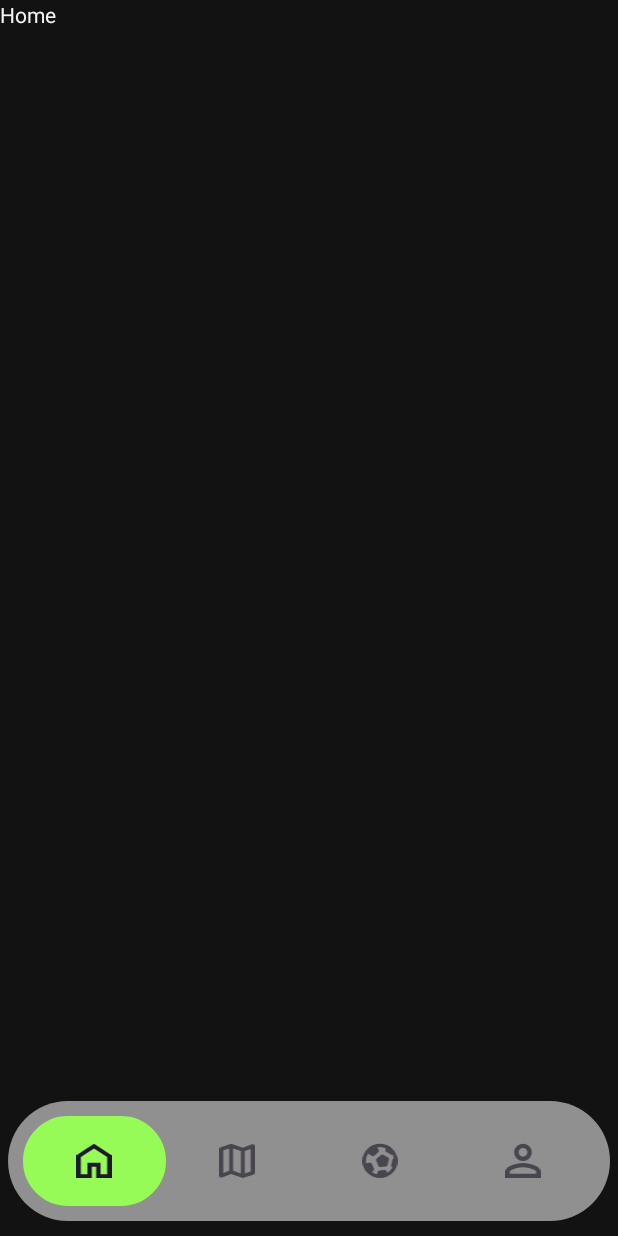
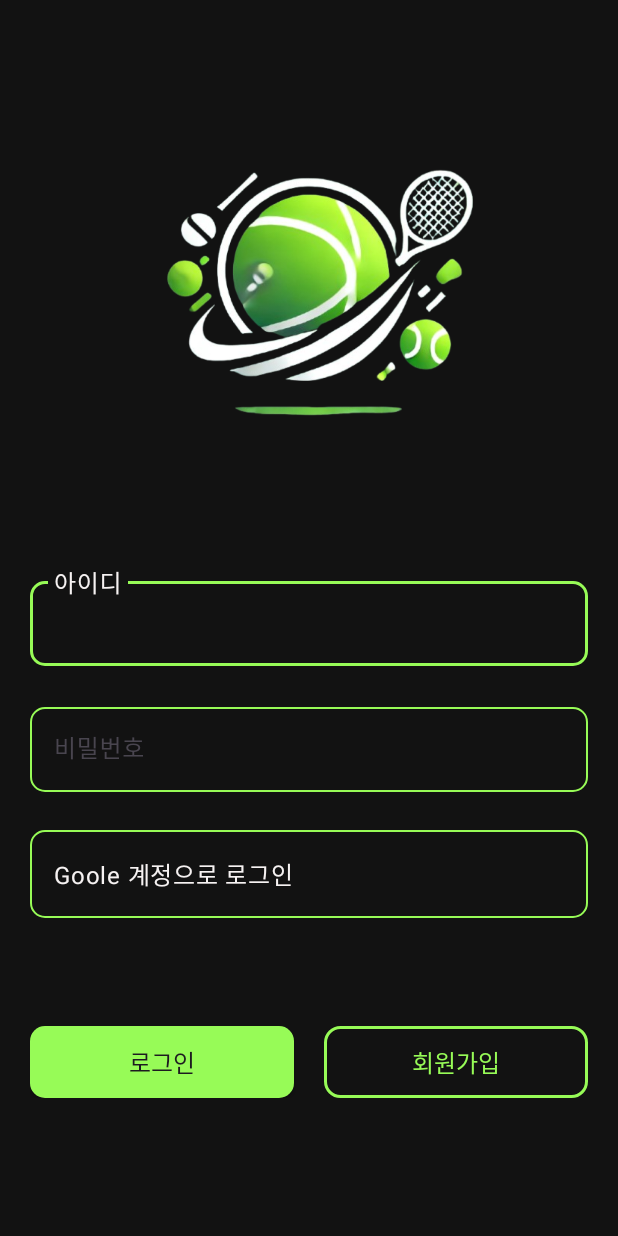
Before and after one commit to dunblx05/RentalFit, an Android app: the screen it shows after launch (MainActivity before the commit, LoginActivity after it), on a phone screen of 412 x 824 dp. Run offline under Robolectric (Android 15) with nearby library versions, the phone set to English and light mode, and no system bars.

Commit message:
Add UI Login

```diff
--- a/RentalFit/app/src/main/AndroidManifest.xml
+++ b/RentalFit/app/src/main/AndroidManifest.xml
@@ -37,22 +37,16 @@
         <activity
             android:name=".activity.LoginActivity"
             android:exported="true">
-<!--            <intent-filter>-->
-<!--                <action android:name="android.intent.action.MAIN" />-->
+            <intent-filter>
+                <action android:name="android.intent.action.MAIN" />
 
-<!--                <category android:name="android.intent.category.LAUNCHER" />-->
-<!--            </intent-filter>-->
+                <category android:name="android.intent.category.LAUNCHER" />
+            </intent-filter>
         </activity>
 
         <activity
             android:name=".activity.MainActivity"
             android:exported="true">
-            <intent-filter>
-                <action android:name="android.intent.action.MAIN" />
-
-                <category android:name="android.intent.category.LAUNCHER" />
-            </intent-filter>
-
         </activity>
     </application>
 
--- a/RentalFit/app/src/main/java/com/ssafy/rentalfit/activity/LoginActivity.kt
+++ b/RentalFit/app/src/main/java/com/ssafy/rentalfit/activity/LoginActivity.kt
@@ -1,12 +1,49 @@
 package com.ssafy.rentalfit.activity
 
 import android.os.Bundle
+import androidx.fragment.app.Fragment
+import com.ssafy.rentalfit.R
 import com.ssafy.rentalfit.base.BaseActivity
 import com.ssafy.rentalfit.databinding.ActivityLoginBinding
+import com.ssafy.rentalfit.ui.login.LoginFragment
 
 class LoginActivity: BaseActivity<ActivityLoginBinding>(ActivityLoginBinding::inflate) {
 
     override fun onCreate(savedInstanceState: Bundle?) {
         super.onCreate(savedInstanceState)
+
+        // LoginFragment 처음에 표시. 추후 로그인 되어있는지 아닌지로 파악. 관통 network_starter 확인.
+        if(savedInstanceState == null) {
+
+            supportFragmentManager
+                .beginTransaction()
+                .replace(R.id.containerLogin, LoginFragment())
+                .addToBackStack(null)
+                .commit()
+        }
+    }
+
+
+    fun changeFragmentLogin(name: String) {
+
+        val transaction = supportFragmentManager.beginTransaction()
+
+        var goto: Fragment = LoginFragment()
+
+        when(name) {
+
+            // 로그인
+            "Login" -> {
+                goto = LoginFragment()
+            }
+
+            // 회원가입
+            "Join" -> {
+
+            }
+        }
+
+        transaction.replace(R.id.containerLogin, goto)
+        transaction.commit()
     }
 }
--- /dev/null
+++ b/RentalFit/app/src/main/java/com/ssafy/rentalfit/ui/login/LoginFragment.kt
@@ -0,0 +1,49 @@
+package com.ssafy.rentalfit.ui.login
+
+import android.content.Context
+import android.content.Intent
+import android.os.Bundle
+import android.view.View
+import com.ssafy.rentalfit.R
+import com.ssafy.rentalfit.activity.LoginActivity
+import com.ssafy.rentalfit.activity.MainActivity
+import com.ssafy.rentalfit.base.BaseFragment
+import com.ssafy.rentalfit.databinding.FragmentLoginBinding
+
+class LoginFragment: BaseFragment<FragmentLoginBinding>(FragmentLoginBinding::bind, R.layout.fragment_login) {
+
+    private lateinit var loginActivity: LoginActivity
+
+    override fun onAttach(context: Context) {
+        super.onAttach(context)
+        loginActivity = context as LoginActivity
+    }
+
+    override fun onViewCreated(view: View, savedInstanceState: Bundle?) {
+        super.onViewCreated(view, savedInstanceState)
+
+        settingEvent()
+    }
+
+    // 이벤트 설정
+    private fun settingEvent() {
+
+        binding.apply {
+
+            // 로그인 버튼을 누른다면.
+            buttonLoginLogin.setOnClickListener {
+
+                val intent = Intent(loginActivity, MainActivity::class.java)
+                startActivity(intent)
+                loginActivity.finish()
+            }
+
+            // 회원가입 버튼을 누른다면.
+            buttonLoginJoin.setOnClickListener {
+
+                loginActivity.changeFragmentLogin("Join")
+            }
+        }
+    }
+
+}
--- /dev/null
+++ b/RentalFit/app/src/main/res/drawable/button_join.xml
@@ -0,0 +1,6 @@
+<?xml version="1.0" encoding="utf-8"?>
+<shape xmlns:android="http://schemas.android.com/apk/res/android"
+    android:shape="rectangle">
+    <stroke android:color="@color/neon_main" android:width="2dp"/>
+    <corners android:radius="10dp" />
+</shape>
--- /dev/null
+++ b/RentalFit/app/src/main/res/drawable/button_login.xml
@@ -0,0 +1,6 @@
+<?xml version="1.0" encoding="utf-8"?>
+<shape xmlns:android="http://schemas.android.com/apk/res/android"
+    android:shape="rectangle">
+    <solid android:color="@color/neon_main"/>
+    <corners android:radius="10dp" />
+</shape>
--- a/RentalFit/app/src/main/res/layout/activity_login.xml
+++ b/RentalFit/app/src/main/res/layout/activity_login.xml
@@ -1,6 +1,17 @@
 <?xml version="1.0" encoding="utf-8"?>
 <androidx.constraintlayout.widget.ConstraintLayout xmlns:android="http://schemas.android.com/apk/res/android"
     android:layout_width="match_parent"
-    android:layout_height="match_parent">
+    android:layout_height="match_parent"
+    xmlns:app="http://schemas.android.com/apk/res-auto"
+    android:background="@color/black_main">
+
+    <androidx.fragment.app.FragmentContainerView
+        android:id="@+id/containerLogin"
+        android:layout_width="match_parent"
+        android:layout_height="match_parent"
+        app:layout_constraintTop_toTopOf="parent"
+        app:layout_constraintStart_toStartOf="parent"
+        app:layout_constraintEnd_toEndOf="parent"
+        app:layout_constraintBottom_toBottomOf="parent" />
 
 </androidx.constraintlayout.widget.ConstraintLayout>
--- a/RentalFit/app/src/main/res/layout/fragment_login.xml
+++ b/RentalFit/app/src/main/res/layout/fragment_login.xml
@@ -10,23 +10,25 @@
         android:layout_width="300dp"
         android:layout_height="300dp"
         android:src="@drawable/logo"
-        android:layout_marginBottom="100dp"
+        android:layout_marginTop="50dp"
         android:layout_marginRight="20dp"
         app:layout_constraintTop_toTopOf="parent"
         app:layout_constraintStart_toStartOf="parent"
         app:layout_constraintEnd_toEndOf="parent"
-        app:layout_constraintBottom_toBottomOf="parent"
         />
 
     <com.google.android.material.textfield.TextInputLayout
         android:id="@+id/layoutTextLoginId"
         android:layout_width="match_parent"
         android:layout_height="wrap_content"
+        android:layout_marginTop="30dp"
         android:layout_marginHorizontal="20dp"
         app:layout_constraintTop_toBottomOf="@+id/imageLoginLogo"
-        android:hint="아이디를 입력하세요"
+        app:layout_constraintStart_toStartOf="parent"
+        app:layout_constraintEnd_toEndOf="parent"
+        android:hint="아이디"
         app:hintTextColor="@color/oatmeal_main"
-        app:hintTextAppearance="@font/font_regular"
+        app:hintTextAppearance="@style/TextAppearance.MaterialComponents.Body1"
         app:boxCornerRadiusTopStart="10dp"
         app:boxCornerRadiusTopEnd="10dp"
         app:boxCornerRadiusBottomStart="10dp"
@@ -37,6 +39,8 @@
             android:id="@+id/editTextLoginId"
             android:layout_width="match_parent"
             android:layout_height="wrap_content"
+            android:textColor="@color/oatmeal_main"
+            android:inputType="text"
             />
     </com.google.android.material.textfield.TextInputLayout>
 
@@ -44,12 +48,14 @@
         android:id="@+id/layoutTextLoginPw"
         android:layout_width="match_parent"
         android:layout_height="wrap_content"
-        android:layout_marginTop="10dp"
+        android:layout_marginTop="20dp"
         android:layout_marginHorizontal="20dp"
         app:layout_constraintTop_toBottomOf="@+id/layoutTextLoginId"
-        android:hint="비밀번호를 입력하세요"
+        app:layout_constraintStart_toStartOf="parent"
+        app:layout_constraintEnd_toEndOf="parent"
+        android:hint="비밀번호"
         app:hintTextColor="@color/oatmeal_main"
-        app:hintTextAppearance="@font/font_regular"
+        app:hintTextAppearance="@style/TextAppearance.MaterialComponents.Body1"
         app:boxCornerRadiusTopStart="10dp"
         app:boxCornerRadiusTopEnd="10dp"
         app:boxCornerRadiusBottomStart="10dp"
@@ -60,8 +66,75 @@
             android:id="@+id/editTextLoginPw"
             android:layout_width="match_parent"
             android:layout_height="wrap_content"
+            android:textColor="@color/oatmeal_main"
+            android:inputType="text"
             />
     </com.google.android.material.textfield.TextInputLayout>
 
+    <com.google.android.material.textfield.TextInputLayout
+        android:id="@+id/layoutTextLoginGoogle"
+        android:layout_width="match_parent"
+        android:layout_height="wrap_content"
+        android:layout_marginTop="20dp"
+        android:layout_marginHorizontal="20dp"
+        app:layout_constraintTop_toBottomOf="@+id/layoutTextLoginPw"
+        app:layout_constraintStart_toStartOf="parent"
+        app:layout_constraintEnd_toEndOf="parent"
+        app:boxCornerRadiusTopStart="10dp"
+        app:boxCornerRadiusTopEnd="10dp"
+        app:boxCornerRadiusBottomStart="10dp"
+        app:boxCornerRadiusBottomEnd="10dp"
+        app:boxStrokeColor="@color/selector_login_text_input">
+
+        <com.google.android.material.textfield.TextInputEditText
+            android:id="@+id/editTextLoginGoogle"
+            android:layout_width="match_parent"
+            android:layout_height="wrap_content"
+            android:text="Goole 계정으로 로그인"
+            android:textColor="@color/oatmeal_main"
+            android:enabled="false"
+            />
+    </com.google.android.material.textfield.TextInputLayout>
+
+    <LinearLayout
+        android:layout_width="match_parent"
+        android:layout_height="wrap_content"
+        android:orientation="horizontal"
+        android:layout_marginHorizontal="20dp"
+        android:layout_marginTop="10dp"
+        android:layout_marginBottom="30dp"
+        app:layout_constraintTop_toBottomOf="@+id/layoutTextLoginGoogle"
+        app:layout_constraintStart_toStartOf="parent"
+        app:layout_constraintEnd_toEndOf="parent"
+        app:layout_constraintBottom_toBottomOf="parent">
+
+        <androidx.appcompat.widget.AppCompatButton
+            android:id="@+id/buttonLoginLogin"
+            android:layout_width="0dp"
+            android:layout_height="wrap_content"
+            android:layout_marginEnd="20dp"
+            android:background="@drawable/button_login"
+            android:layout_weight="1"
+            android:insetTop="0dp"
+            android:insetBottom="0dp"
+            android:text="로그인"
+            style="@style/Button_Text"
+            android:fontFamily="@font/font_bold"/>
+
+        <androidx.appcompat.widget.AppCompatButton
+            android:id="@+id/buttonLoginJoin"
+            android:layout_width="0dp"
+            android:layout_height="wrap_content"
+            android:background="@drawable/button_join"
+            android:layout_weight="1"
+            android:insetTop="0dp"
+            android:insetBottom="0dp"
+            android:text="회원가입"
+            style="@style/Button_Text"
+            android:fontFamily="@font/font_bold"
+            android:textColor="@color/neon_main"/>
+
+    </LinearLayout>
+
 
 </androidx.constraintlayout.widget.ConstraintLayout>
--- a/RentalFit/app/src/main/res/values/styles.xml
+++ b/RentalFit/app/src/main/res/values/styles.xml
@@ -4,7 +4,7 @@
     <!-- 버튼 글자 -->
     <style name="Button_Text">
         <item name="android:textSize">16sp</item>
-        <item name="font">@font/font_bold</item>
+        <item name="font">@font/font_semi_bold</item>
         <item name="color">@color/black_main</item>
     </style>
 
```
